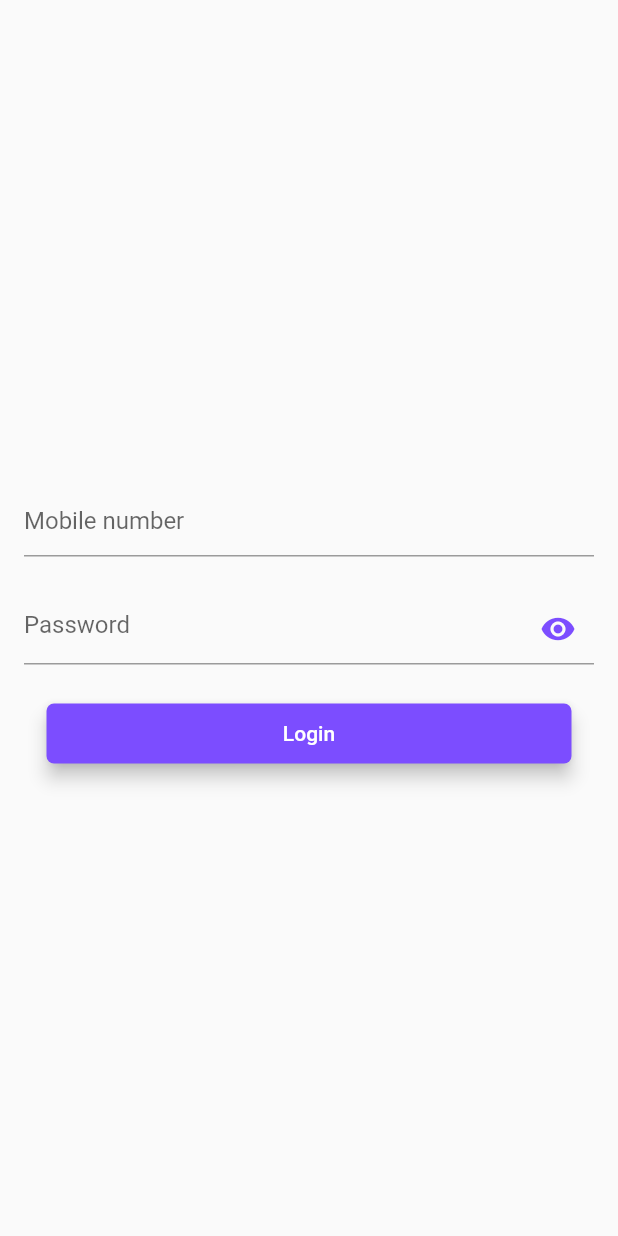
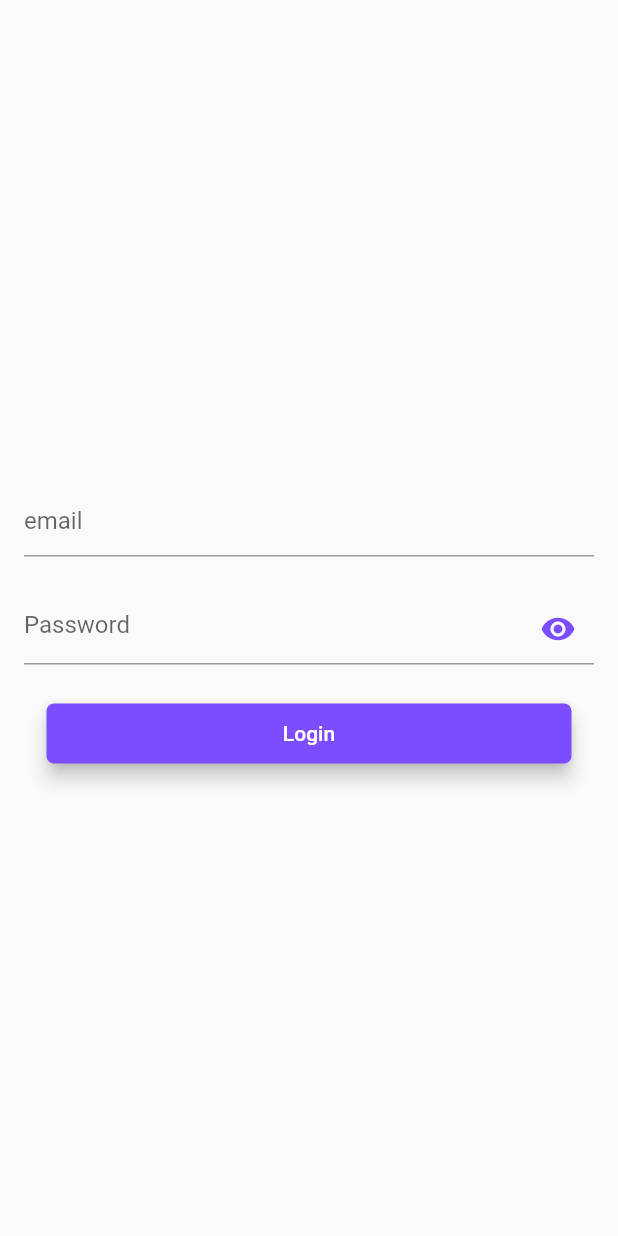
Before and after one commit to sutarNikhil/FlutterMVVM, a Flutter app: the screen it shows after launch, on a phone screen of 412 x 824 dp. Run offline on Flutter 3.47's test engine with Material 2 defaults, Android fonts, the phone set to English and light mode, and no system bars.

Commit message:
repo code

```diff
--- a/lib/main.dart
+++ b/lib/main.dart
@@ -1,6 +1,8 @@
 import 'package:flutter/material.dart';
+import 'package:provider/provider.dart';
 import 'package:provider_demo/utils/routes/route_names.dart';
 import 'package:provider_demo/utils/routes/routes.dart';
+import 'package:provider_demo/view_model/auth_view_model.dart';
 
 void main() {
   runApp(const MyApp());
@@ -12,13 +14,20 @@ class MyApp extends StatelessWidget {
   // This widget is the root of your application.
   @override
   Widget build(BuildContext context) {
-    return MaterialApp(
-      title: 'Flutter Demo',
-      theme: ThemeData(
-        primarySwatch: Colors.blue,
+    return MultiProvider(
+      providers: [
+        ChangeNotifierProvider(
+          create: (_) => AuthViewModel(),
+        )
+      ],
+      child: MaterialApp(
+        title: 'Flutter Demo',
+        theme: ThemeData(
+          primarySwatch: Colors.blue,
+        ),
+        initialRoute: RouteNames.login,
+        onGenerateRoute: Routes.generateRoute,
       ),
-      initialRoute: RouteNames.login,
-      onGenerateRoute: Routes.generateRoute,
     );
   }
 }
--- /dev/null
+++ b/lib/repository/auth_repository.dart
@@ -0,0 +1,19 @@
+import 'package:provider_demo/data/network/network_service.dart';
+import 'package:provider_demo/res/constants.dart';
+import 'package:provider_demo/utils/utils.dart';
+
+class AuthRepository {
+  static Future<dynamic> loginApi(String email, String pass) async {
+    try {
+      dynamic data = {
+        "username": email,
+        "password": pass,
+      };
+      logConsole(" Input -> $data");
+      dynamic response = NetworkService.postRequest(Constant.login, data);
+      return response;
+    } catch (e) {
+      logConsole(e);
+    }
+  }
+}
--- /dev/null
+++ b/lib/res/constants.dart
@@ -0,0 +1,4 @@
+class Constant {
+  static const baseUrl = 'https://dummyjson.com';
+  static const login = '$baseUrl/auth/login';
+}
--- a/lib/utils/utils.dart
+++ b/lib/utils/utils.dart
@@ -1,5 +1,6 @@
 import 'package:flutter/cupertino.dart';
 import 'package:flutter/material.dart';
+import 'dart:developer';
 
 class Utils {
   static showToastMessage(
@@ -15,3 +16,7 @@ class Utils {
     FocusManager.instance.primaryFocus?.unfocus();
   }
 }
+
+logConsole(dynamic message) {
+  log('message -> $message');
+}
--- a/lib/view/login_screen.dart
+++ b/lib/view/login_screen.dart
@@ -1,8 +1,10 @@
 import 'package:flutter/cupertino.dart';
 import 'package:flutter/material.dart';
+import 'package:provider/provider.dart';
 import 'package:provider_demo/res/colors.dart';
 import 'package:provider_demo/res/component/round_button.dart';
 import 'package:provider_demo/utils/utils.dart';
+import 'package:provider_demo/view_model/auth_view_model.dart';
 
 import '../utils/routes/route_names.dart';
 
@@ -30,6 +32,7 @@ class _LoginState extends State<Login> {
 
   @override
   Widget build(BuildContext context) {
+    final model = Provider.of<AuthViewModel>(context);
     return Scaffold(
       body: Center(
         child: Form(
@@ -47,7 +50,6 @@ class _LoginState extends State<Login> {
                     child: TextFormField(
                       cursorColor: AppColors.primaryColor,
                       keyboardType: TextInputType.emailAddress,
-                      maxLength: 10,
                       validator: (value) {},
                       controller: emailController,
                       decoration: const InputDecoration(
@@ -55,7 +57,7 @@ class _LoginState extends State<Login> {
                         focusedBorder: UnderlineInputBorder(
                             borderSide:
                                 BorderSide(color: AppColors.primaryColor)),
-                        hintText: "Mobile number",
+                        hintText: "email",
                       ),
                     ),
                   ),
@@ -101,7 +103,9 @@ class _LoginState extends State<Login> {
                     onTap: () {
                       Utils.dismissKeyBoard();
                       if (globalKey.currentState!.validate()) {
-                        Utils.showToastMessage("logged in", context, () {});
+                        model.email = emailController.text;
+                        model.password = passController.text;
+                        model.loginUser(model.email!, model.password!, context);
                       } else {
                         Utils.showToastMessage("empty!", context, () {});
                       }
--- /dev/null
+++ b/lib/view_model/auth_view_model.dart
@@ -0,0 +1,21 @@
+import 'package:flutter/material.dart';
+import 'package:http/http.dart';
+import 'package:provider_demo/repository/auth_repository.dart';
+import 'package:provider_demo/utils/utils.dart';
+
+class AuthViewModel with ChangeNotifier {
+  final authRepository = AuthRepository();
+  String? email, password;
+
+  Future<void> loginUser(
+      String email, String password, BuildContext context) async {
+    AuthRepository.loginApi(email, password).then((value) {
+      Response response = value;
+      logConsole(response.body);
+      Utils.showToastMessage("Logged In", context, () {});
+    });
+    //     .onError((error, stackTrace) {
+    //   logConsole(error.toString());
+    // });
+  }
+}
```
Also changed, not shown: lib/data/network/network_service.dart (+12 -6 lines).
